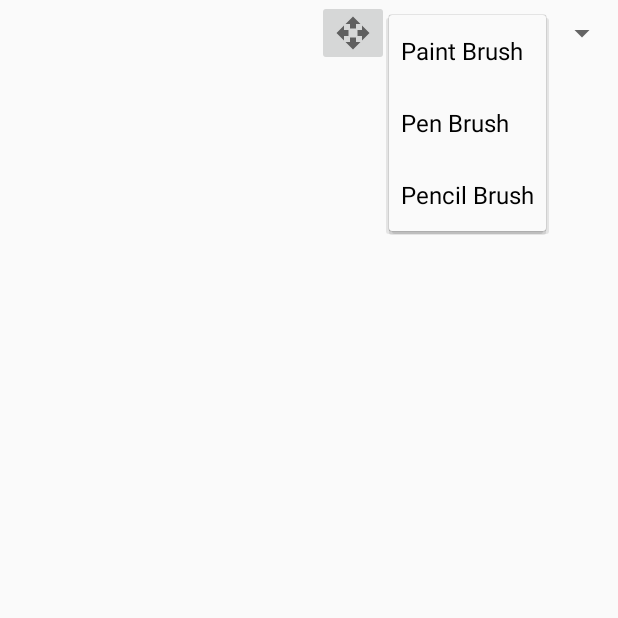
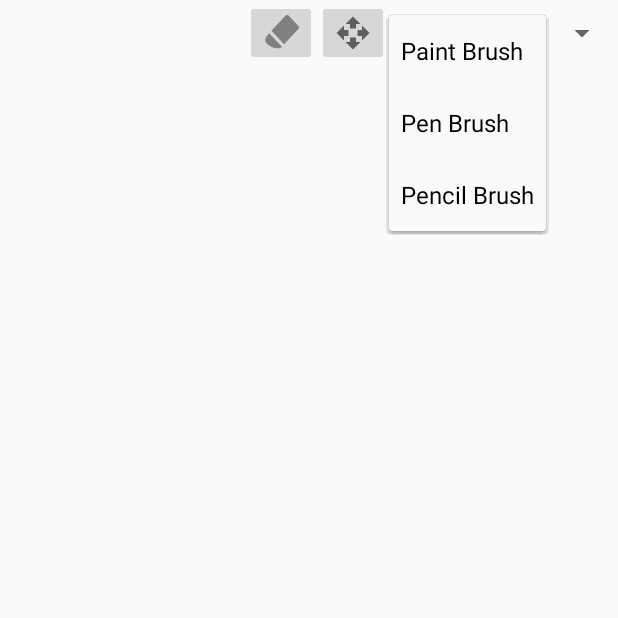
Before and after one commit to Calvin-262-Team-Equinox/magnum-opus-client, an Android app: the CanvasActivity screen opened directly, with no data from a screen before it, after a tap on "Paint Brush", on a phone screen of 412 x 824 dp, the top half of it. Run offline under Robolectric (Android 15) with nearby library versions, the phone set to English and light mode, and no system bars; 4 statements that could not run were skipped.

Commit message:
* Eraser: Add an eraser

```diff
--- a/app/src/main/java/edu/calvin/equinox/magnumopus/TilingCanvasView.java
+++ b/app/src/main/java/edu/calvin/equinox/magnumopus/TilingCanvasView.java
@@ -44,6 +44,8 @@ public class TilingCanvasView extends View implements GestureDetector.OnGestureL
      */
     private boolean m_isNavigating;
 
+    private boolean m_isErasing;
+
     public TilingCanvasView(Context context, AttributeSet attrs)
     {
         super(context, attrs);
@@ -64,6 +66,7 @@ public class TilingCanvasView extends View implements GestureDetector.OnGestureL
         m_curPos = new Coordinate<>(0f, 0f);
         m_detector = new GestureDetectorCompat(getContext(), this);
         m_isNavigating = false;
+        m_isErasing = false;
     }
 
     /**
@@ -76,6 +79,18 @@ public class TilingCanvasView extends View implements GestureDetector.OnGestureL
     {
         m_isNavigating = !m_isNavigating;
         return m_isNavigating;
+    }
+
+    /**
+     * Switch between erasing and painting modes.
+     *
+     * @return
+     *  True if canvas is now in erasing mode.
+     */
+    public boolean toggleErasing()
+    {
+        m_isErasing = !m_isErasing;
+        return m_isErasing;
     }
 
     @Override
@@ -269,4 +284,5 @@ public class TilingCanvasView extends View implements GestureDetector.OnGestureL
             entry.getValue().setBrush(brushType);
         }
     }
+
 }
--- /dev/null
+++ b/app/src/main/res/drawable/ic_si_glyph_erase.xml
@@ -0,0 +1,9 @@
+<vector android:height="24dp" android:viewportHeight="16.0"
+    android:viewportWidth="17.0" android:width="24dp" xmlns:android="http://schemas.android.com/apk/res/android">
+    <path android:fillColor="#434343"
+        android:pathData="M9.932,13.014L3.958,7.039L10.84,0.158C11.162,-0.167 11.696,-0.156 12.031,0.18L16.793,4.939C17.127,5.275 17.138,5.808 16.814,6.13L9.932,13.014L9.932,13.014Z"
+        android:strokeColor="#00000000" android:strokeWidth="1"/>
+    <path android:fillColor="#434343"
+        android:pathData="M8.963,14.11C7.381,15.693 3.529,14.41 1.861,12.742C0.195,11.075 1.341,9.655 2.924,8.072L8.963,14.11L8.963,14.11Z"
+        android:strokeColor="#00000000" android:strokeWidth="1"/>
+</vector>
--- a/app/src/main/res/layout/activity_canvas.xml
+++ b/app/src/main/res/layout/activity_canvas.xml
@@ -1,6 +1,7 @@
 <?xml version="1.0" encoding="utf-8"?>
 <RelativeLayout
     xmlns:android="http://schemas.android.com/apk/res/android"
+    xmlns:app="http://schemas.android.com/apk/res-auto"
     xmlns:tools="http://schemas.android.com/tools"
     android:layout_width="match_parent"
     android:layout_height="match_parent"
@@ -13,7 +14,8 @@
         android:layout_height="match_parent"
         android:layout_alignParentBottom="true"
         android:layout_alignParentLeft="true"
-        android:layout_alignParentStart="true"/>
+        android:layout_alignParentStart="true"
+        android:src="@android:drawable/ic_menu_edit"/>
 
     <LinearLayout
         android:layout_width="wrap_content"
@@ -22,6 +24,14 @@
         android:layout_alignParentRight="true"
         android:layout_alignParentTop="true"
         android:orientation="horizontal">
+
+        <ImageButton
+            android:id="@+id/toggle_erase_btn"
+            android:layout_width="wrap_content"
+            android:layout_height="wrap_content"
+            android:onClick="toggleErase"
+            android:src="@drawable/ic_si_glyph_erase"
+            android:tint="@color/dim_foreground_disabled_material_dark"/>
 
         <ImageButton
             android:id="@+id/toggle_nav_btn"
```
Also changed, not shown: app/src/main/java/edu/calvin/equinox/magnumopus/CanvasActivity.java (+28 -0 lines), app/src/main/java/edu/calvin/equinox/magnumopus/Tile.java (+7 -1 lines), app/src/main/java/edu/calvin/equinox/magnumopus/brushes/Eraser.java (added, +180 -0 lines).
